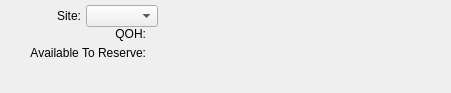
Above: guiclient/displays/dspReservations.ui from Pegasus-RPG/xtuple-client before the change. Below: the same form after it.
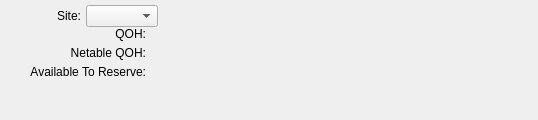
That is the form after the change. Custom widgets are drawn as their Qt base class.

Diff of the .ui file:
```diff
--- a/guiclient/displays/dspReservations.ui
+++ b/guiclient/displays/dspReservations.ui
@@ -13,8 +13,8 @@
    <rect>
     <x>0</x>
     <y>0</y>
-    <width>451</width>
-    <height>93</height>
+    <width>538</width>
+    <height>120</height>
    </rect>
   </property>
   <property name="windowTitle">
@@ -26,9 +26,6 @@
      <property name="spacing">
       <number>5</number>
      </property>
-     <property name="margin">
-      <number>0</number>
-     </property>
      <item>
       <widget class="ItemCluster" name="_item">
        <property name="focusPolicy">
@@ -56,17 +53,11 @@
      <property name="spacing">
       <number>0</number>
      </property>
-     <property name="margin">
-      <number>0</number>
-     </property>
      <item>
       <layout class="QHBoxLayout">
        <property name="spacing">
         <number>5</number>
        </property>
-       <property name="margin">
-        <number>0</number>
-       </property>
        <item>
         <widget class="QLabel" name="_warehouseLit">
          <property name="text">
@@ -87,6 +78,26 @@
      </item>
      <item>
       <layout class="QGridLayout">
+       <item row="2" column="1">
+        <widget class="XLabel" name="_available">
+         <property name="text">
+          <string/>
+         </property>
+         <property name="alignment">
+          <set>Qt::AlignRight|Qt::AlignTrailing|Qt::AlignVCenter</set>
+         </property>
+        </widget>
+       </item>
+       <item row="0" column="1">
+        <widget class="XLabel" name="_qoh">
+         <property name="text">
+          <string/>
+         </property>
+         <property name="alignment">
+          <set>Qt::AlignRight|Qt::AlignTrailing|Qt::AlignVCenter</set>
+         </property>
+        </widget>
+       </item>
        <item row="0" column="0">
         <widget class="QLabel" name="_qohLit">
          <property name="text">
@@ -100,7 +111,7 @@
          </property>
         </widget>
        </item>
-       <item row="1" column="0">
+       <item row="2" column="0">
         <widget class="QLabel" name="_availableLit">
          <property name="text">
           <string>Available To Reserve:</string>
@@ -113,10 +124,10 @@
          </property>
         </widget>
        </item>
-       <item row="0" column="1">
-        <widget class="XLabel" name="_qoh">
+       <item row="1" column="0">
+        <widget class="QLabel" name="_netableqohLit">
          <property name="text">
-          <string/>
+          <string>Netable QOH:</string>
          </property>
          <property name="alignment">
           <set>Qt::AlignRight|Qt::AlignTrailing|Qt::AlignVCenter</set>
@@ -124,14 +135,7 @@
         </widget>
        </item>
        <item row="1" column="1">
-        <widget class="XLabel" name="_available">
-         <property name="text">
-          <string/>
-         </property>
-         <property name="alignment">
-          <set>Qt::AlignRight|Qt::AlignTrailing|Qt::AlignVCenter</set>
-         </property>
-        </widget>
+        <widget class="XLabel" name="_netableqoh"/>
        </item>
       </layout>
      </item>
```
